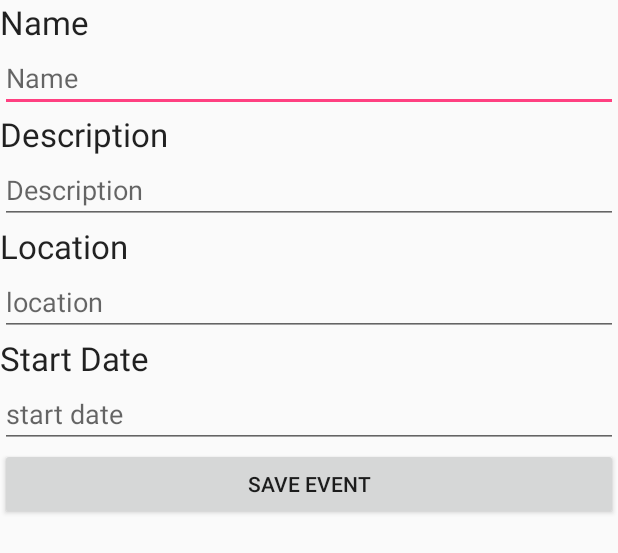
After one commit to muraguri2005/events_catalog_android, an Android app: the layout event.xml on its own in the app's theme, with its tools: preview values and no code run, on a phone screen of 412 x 824 dp. The commit adds this screen. Shown: the top 553 px of the screen. Run offline under Robolectric (Android 15) with nearby library versions, the phone set to English and light mode, and no system bars.

Commit message:
improvements to events listing and creation

```diff
--- a/app/build.gradle
+++ b/app/build.gradle
@@ -26,6 +26,7 @@ dependencies {
     compile 'com.android.support:support-v4:24.1.1'
     compile 'com.android.support:design:24.1.1'
     compile 'com.google.firebase:firebase-core:9.4.0'
+    compile 'com.google.firebase:firebase-database:9.4.0'
     compile "org.roboguice:roboguice:3.0.1"
     provided "org.roboguice:roboblender:3.0.1"
 }
--- a/app/src/main/AndroidManifest.xml
+++ b/app/src/main/AndroidManifest.xml
@@ -15,6 +15,11 @@
                 <category android:name="android.intent.category.LAUNCHER" />
             </intent-filter>
         </activity>
+        <activity android:name=".ui.EventActivity" android:parentActivityName=".MainActivity">
+            <meta-data
+                android:name="android.support.PARENT_ACTIVITY"
+                android:value=".MainActivity" />
+        </activity>
     </application>
 
 </manifest>
--- /dev/null
+++ b/app/src/main/res/layout/event.xml
@@ -0,0 +1,73 @@
+<?xml version="1.0" encoding="utf-8"?>
+<LinearLayout xmlns:android="http://schemas.android.com/apk/res/android"
+    xmlns:tools="http://schemas.android.com/tools"
+    android:orientation="vertical"
+    android:layout_width="match_parent"
+    android:layout_height="match_parent"
+    tools:context=".ui.EventActivity">
+
+    <TextView
+        android:layout_width="match_parent"
+        android:layout_height="wrap_content"
+        android:textAppearance="?android:attr/textAppearanceLarge"
+        android:text="@string/event_name_title"
+        android:id="@+id/nameTextView"
+        android:layout_gravity="center_horizontal" />
+
+    <EditText
+        android:layout_width="match_parent"
+        android:layout_height="wrap_content"
+        android:id="@+id/nameEditText"
+        android:hint="@string/event_name_title"/>
+
+    <TextView
+        android:layout_width="match_parent"
+        android:layout_height="wrap_content"
+        android:textAppearance="?android:attr/textAppearanceLarge"
+        android:text="@string/event_description_title"
+        android:id="@+id/descriptionTextView"
+        android:layout_gravity="center_horizontal" />
+
+    <EditText
+        android:layout_width="match_parent"
+        android:layout_height="wrap_content"
+        android:inputType="textMultiLine"
+        android:ems="10"
+        android:id="@+id/descriptionEditText"
+        android:hint="@string/event_description_title"
+        android:layout_gravity="center_horizontal" />
+
+    <TextView
+        android:layout_width="match_parent"
+        android:layout_height="wrap_content"
+        android:textAppearance="?android:attr/textAppearanceLarge"
+        android:text="Location"
+        android:id="@+id/locationTextView"
+        android:layout_gravity="center_horizontal" />
+
+    <EditText
+        android:layout_width="match_parent"
+        android:layout_height="wrap_content"
+        android:id="@+id/locationEditText"
+        android:hint="location"/>
+    <TextView
+        android:layout_width="match_parent"
+        android:layout_height="wrap_content"
+        android:textAppearance="?android:attr/textAppearanceLarge"
+        android:text="Start Date"
+        android:id="@+id/startDateTextView"
+        android:layout_gravity="center_horizontal" android:inputType="date"/>
+
+    <EditText
+        android:layout_width="match_parent"
+        android:layout_height="wrap_content"
+        android:id="@+id/startDateEditText"
+        android:hint="start date"/>
+
+    <Button
+        android:layout_width="match_parent"
+        android:layout_height="wrap_content"
+        android:text="@string/event_save_title"
+        android:id="@+id/saveEvent"
+        android:layout_gravity="center_horizontal" />
+</LinearLayout>
--- a/app/src/main/res/values-w820dp/strings.xml
+++ b/app/src/main/res/values-w820dp/strings.xml
@@ -1,4 +1,9 @@
 <?xml version="1.0" encoding="utf-8"?>
 <resources>
     <string name="home_text">Home</string>
+    <string name="events_title">Events</string>
+    <string name="my_events_title">My Events</string>
+    <string name="event_name_title">Name</string>
+    <string name="event_description_title">Description</string>
+    <string name="event_save_title">Save Event</string>
 </resources>
--- a/app/src/main/res/values/strings.xml
+++ b/app/src/main/res/values/strings.xml
@@ -1,4 +1,9 @@
 <resources>
     <string name="app_name">Sample Android App Using Firebase</string>
     <string name="home_text">Home</string>
+    <string name="events_title">Events</string>
+    <string name="my_events_title">My Events</string>
+    <string name="event_name_title">Name</string>
+    <string name="event_description_title">Description</string>
+    <string name="event_save_title">Save Event</string>
 </resources>
--- a/app/src/main/res/values/styles.xml
+++ b/app/src/main/res/values/styles.xml
@@ -6,6 +6,7 @@
         <item name="colorPrimary">@color/colorPrimary</item>
         <item name="colorPrimaryDark">@color/colorPrimaryDark</item>
         <item name="colorAccent">@color/colorAccent</item>
+
     </style>
 
 </resources>
```
Also changed, not shown: app/src/main/java/android/freelessons/org/sampleandroidappusingfirebase/MainActivity.java (+125 -4 lines), app/src/main/java/android/freelessons/org/sampleandroidappusingfirebase/adapter/EventListAdapter.java (added, +28 -0 lines), app/src/main/java/android/freelessons/org/sampleandroidappusingfirebase/ui/EventActivity.java (added, +136 -0 lines), app/src/main/java/android/freelessons/org/sampleandroidappusingfirebase/ui/EventsFragment.java (deleted, +0 -17 lines), app/src/main/java/android/freelessons/org/sampleandroidappusingfirebase/ui/LoginFragment.java (added, +7 -0 lines), app/src/main/java/android/freelessons/org/sampleandroidappusingfirebase/ui/MyEventsFragment.java (deleted, +0 -28 lines), app/src/main/res/layout/activity_main.xml (+27 -30 lines), app/src/main/res/layout/event_row.xml (added, +38 -0 lines), app/src/main/res/layout/events_fragment.xml (deleted, +0 -12 lines), app/src/main/res/layout/my_events_fragment.xml (deleted, +0 -12 lines), app/src/main/res/drawable/ic_add_white.png (added).
